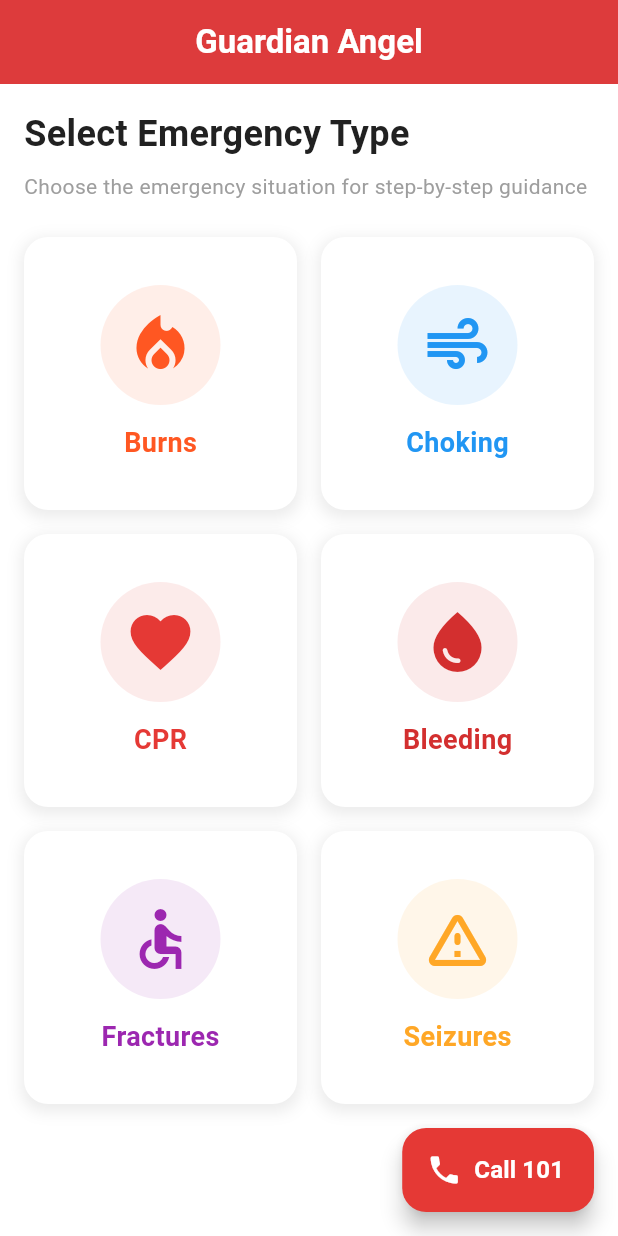
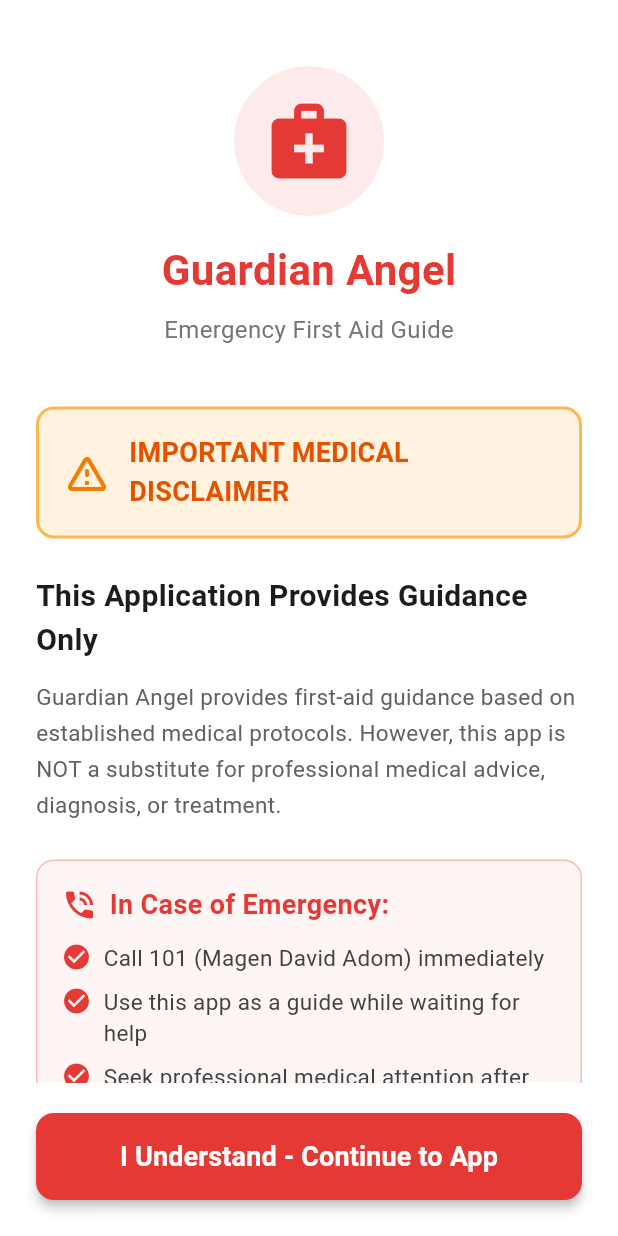
Before and after one commit to mohammadqu22/GurdianAngel, a Flutter app: the screen it shows after launch, on a phone screen of 412 x 824 dp. Run offline on Flutter 3.47's test engine with Material 3 defaults, Android fonts, the phone set to English and light mode, and no system bars; our stand-ins replace shared_preferences.

Commit message:
Add medical disclaimer screen on first launch
- Add shared_preferences package for persistent storage
- Create DisclaimerScreen with medical warning and sources
- Display disclaimer only on first app launch
- Show important guidelines (Call 101, medical sources)
- List verified sources (Red Cross, WHO, AHA, MDA)
- Add 'I Understand' acceptance button
- Save acceptance to SharedPreferences
- Navigate to home screen after acceptance
- Update main.dart to check disclaimer status on startup

Addresses legal/safety requirements for medical app

```diff
--- a/lib/main.dart
+++ b/lib/main.dart
@@ -1,12 +1,25 @@
 import 'package:flutter/material.dart';
+import 'package:shared_preferences/shared_preferences.dart';
 import 'screens/home_screen.dart';
+import 'screens/disclaimer_screen.dart';
 
-void main() {
-  runApp(const GuardianAngelApp());
+void main() async {
+  WidgetsFlutterBinding.ensureInitialized();
+
+  // Check if disclaimer was already accepted
+  final prefs = await SharedPreferences.getInstance();
+  final disclaimerAccepted = prefs.getBool('disclaimer_accepted') ?? false;
+
+  runApp(GuardianAngelApp(showDisclaimer: !disclaimerAccepted));
 }
 
 class GuardianAngelApp extends StatelessWidget {
-  const GuardianAngelApp({super.key});
+  final bool showDisclaimer;
+
+  const GuardianAngelApp({
+    super.key,
+    required this.showDisclaimer,
+  });
 
   @override
   Widget build(BuildContext context) {
@@ -18,7 +31,7 @@
         useMaterial3: true,
         fontFamily: 'Roboto',
       ),
-      home: const HomeScreen(),
+      home: showDisclaimer ? const DisclaimerScreen() : const HomeScreen(),
     );
   }
 }
--- /dev/null
+++ b/lib/screens/disclaimer_screen.dart
@@ -0,0 +1,295 @@
+import 'package:flutter/material.dart';
+import 'package:shared_preferences/shared_preferences.dart';
+import 'home_screen.dart';
+
+class DisclaimerScreen extends StatelessWidget {
+  const DisclaimerScreen({super.key});
+
+  Future<void> _acceptDisclaimer(BuildContext context) async {
+    // Save that user has seen disclaimer
+    final prefs = await SharedPreferences.getInstance();
+    await prefs.setBool('disclaimer_accepted', true);
+
+    // Navigate to home screen
+    if (context.mounted) {
+      Navigator.pushReplacement(
+        context,
+        MaterialPageRoute(builder: (context) => const HomeScreen()),
+      );
+    }
+  }
+
+  @override
+  Widget build(BuildContext context) {
+    return Scaffold(
+      backgroundColor: Colors.white,
+      body: SafeArea(
+        child: Padding(
+          padding: const EdgeInsets.all(24.0),
+          child: Column(
+            children: [
+              Expanded(
+                child: SingleChildScrollView(
+                  child: Column(
+                    crossAxisAlignment: CrossAxisAlignment.start,
+                    children: [
+                      const SizedBox(height: 20),
+
+                      // App Icon and Title
+                      Center(
+                        child: Column(
+                          children: [
+                            Container(
+                              padding: const EdgeInsets.all(20),
+                              decoration: BoxDecoration(
+                                color: const Color(0xFFE53935).withOpacity(0.1),
+                                shape: BoxShape.circle,
+                              ),
+                              child: const Icon(
+                                Icons.medical_services,
+                                size: 60,
+                                color: Color(0xFFE53935),
+                              ),
+                            ),
+                            const SizedBox(height: 16),
+                            const Text(
+                              'Guardian Angel',
+                              style: TextStyle(
+                                fontSize: 28,
+                                fontWeight: FontWeight.bold,
+                                color: Color(0xFFE53935),
+                              ),
+                            ),
+                            const SizedBox(height: 8),
+                            Text(
+                              'Emergency First Aid Guide',
+                              style: TextStyle(
+                                fontSize: 16,
+                                color: Colors.grey[600],
+                              ),
+                            ),
+                          ],
+                        ),
+                      ),
+
+                      const SizedBox(height: 40),
+
+                      // Warning Header
+                      Container(
+                        padding: const EdgeInsets.all(16),
+                        decoration: BoxDecoration(
+                          color: Colors.orange[50],
+                          borderRadius: BorderRadius.circular(12),
+                          border: Border.all(
+                            color: Colors.orange[300]!,
+                            width: 2,
+                          ),
+                        ),
+                        child: Row(
+                          children: [
+                            Icon(
+                              Icons.warning_amber_rounded,
+                              color: Colors.orange[700],
+                              size: 32,
+                            ),
+                            const SizedBox(width: 12),
+                            Expanded(
+                              child: Text(
+                                'IMPORTANT MEDICAL DISCLAIMER',
+                                style: TextStyle(
+                                  fontSize: 18,
+                                  fontWeight: FontWeight.bold,
+                                  color: Colors.orange[900],
+                                ),
+                              ),
+                            ),
+                          ],
+                        ),
+                      ),
+
+                      const SizedBox(height: 24),
+
+                      // Main Disclaimer Text
+                      const Text(
+                        'This Application Provides Guidance Only',
+                        style: TextStyle(
+                          fontSize: 20,
+                          fontWeight: FontWeight.bold,
+                        ),
+                      ),
+                      const SizedBox(height: 12),
+                      Text(
+                        'Guardian Angel provides first-aid guidance based on established medical protocols. However, this app is NOT a substitute for professional medical advice, diagnosis, or treatment.',
+                        style: TextStyle(
+                          fontSize: 15,
+                          height: 1.6,
+                          color: Colors.grey[700],
+                        ),
+                      ),
+
+                      const SizedBox(height: 24),
+
+                      // Emergency Instructions
+                      Container(
+                        padding: const EdgeInsets.all(16),
+                        decoration: BoxDecoration(
+                          color: const Color(0xFFE53935).withOpacity(0.05),
+                          borderRadius: BorderRadius.circular(12),
+                          border: Border.all(
+                            color: const Color(0xFFE53935).withOpacity(0.3),
+                            width: 1,
+                          ),
+                        ),
+                        child: Column(
+                          crossAxisAlignment: CrossAxisAlignment.start,
+                          children: [
+                            Row(
+                              children: const [
+                                Icon(
+                                  Icons.phone_in_talk,
+                                  color: Color(0xFFE53935),
+                                  size: 24,
+                                ),
+                                SizedBox(width: 8),
+                                Text(
+                                  'In Case of Emergency:',
+                                  style: TextStyle(
+                                    fontSize: 18,
+                                    fontWeight: FontWeight.bold,
+                                    color: Color(0xFFE53935),
+                                  ),
+                                ),
+                              ],
+                            ),
+                            const SizedBox(height: 12),
+                            _buildBulletPoint('Call 101 (Magen David Adom) immediately'),
+                            _buildBulletPoint('Use this app as a guide while waiting for help'),
+                            _buildBulletPoint('Seek professional medical attention after first aid'),
+                          ],
+                        ),
+                      ),
+
+                      const SizedBox(height: 24),
+
+                      // Medical Sources
+                      const Text(
+                        'Medical Content Sources:',
+                        style: TextStyle(
+                          fontSize: 18,
+                          fontWeight: FontWeight.bold,
+                        ),
+                      ),
+                      const SizedBox(height: 12),
+                      _buildSourceItem('American Red Cross - First Aid Guidelines'),
+                      _buildSourceItem('World Health Organization - Emergency Care'),
+                      _buildSourceItem('American Heart Association - CPR Standards'),
+                      _buildSourceItem('Magen David Adom - Israeli Emergency Protocols'),
+
+                      const SizedBox(height: 24),
+
+                      // Legal Notice
+                      Container(
+                        padding: const EdgeInsets.all(12),
+                        decoration: BoxDecoration(
+                          color: Colors.grey[100],
+                          borderRadius: BorderRadius.circular(8),
+                        ),
+                        child: Text(
+                          'By continuing, you acknowledge that this guidance does not replace emergency medical services and that you will call 101 for serious medical situations.',
+                          style: TextStyle(
+                            fontSize: 13,
+                            color: Colors.grey[700],
+                            height: 1.4,
+                          ),
+                          textAlign: TextAlign.center,
+                        ),
+                      ),
+                    ],
+                  ),
+                ),
+              ),
+
+              const SizedBox(height: 20),
+
+              // Accept Button
+              SizedBox(
+                width: double.infinity,
+                child: ElevatedButton(
+                  onPressed: () => _acceptDisclaimer(context),
+                  style: ElevatedButton.styleFrom(
+                    backgroundColor: const Color(0xFFE53935),
+                    foregroundColor: Colors.white,
+                    padding: const EdgeInsets.symmetric(vertical: 16),
+                    shape: RoundedRectangleBorder(
+                      borderRadius: BorderRadius.circular(12),
+                    ),
+                    elevation: 3,
+                  ),
+                  child: const Text(
+                    'I Understand - Continue to App',
+                    style: TextStyle(
+                      fontSize: 18,
+                      fontWeight: FontWeight.bold,
+                    ),
+                  ),
+                ),
+              ),
+            ],
+          ),
+        ),
+      ),
+    );
+  }
+
+  Widget _buildBulletPoint(String text) {
+    return Padding(
+      padding: const EdgeInsets.only(bottom: 8),
+      child: Row(
+        crossAxisAlignment: CrossAxisAlignment.start,
+        children: [
+          const Icon(
+            Icons.check_circle,
+            color: Color(0xFFE53935),
+            size: 20,
+          ),
+          const SizedBox(width: 8),
+          Expanded(
+            child: Text(
+              text,
+              style: TextStyle(
+                fontSize: 15,
+                color: Colors.grey[800],
+              ),
+            ),
+          ),
+        ],
+      ),
+    );
+  }
+
+  Widget _buildSourceItem(String source) {
+    return Padding(
+      padding: const EdgeInsets.only(bottom: 8),
+      child: Row(
+        crossAxisAlignment: CrossAxisAlignment.start,
+        children: [
+          Icon(
+            Icons.verified,
+            color: Colors.blue[600],
+            size: 18,
+          ),
+          const SizedBox(width: 8),
+          Expanded(
+            child: Text(
+              source,
+              style: TextStyle(
+                fontSize: 14,
+                color: Colors.grey[700],
+              ),
+            ),
+          ),
+        ],
+      ),
+    );
+  }
+}
```
Also changed, not shown: pubspec.yaml (+14 -0 lines), pubspec.lock, 5 other files.
